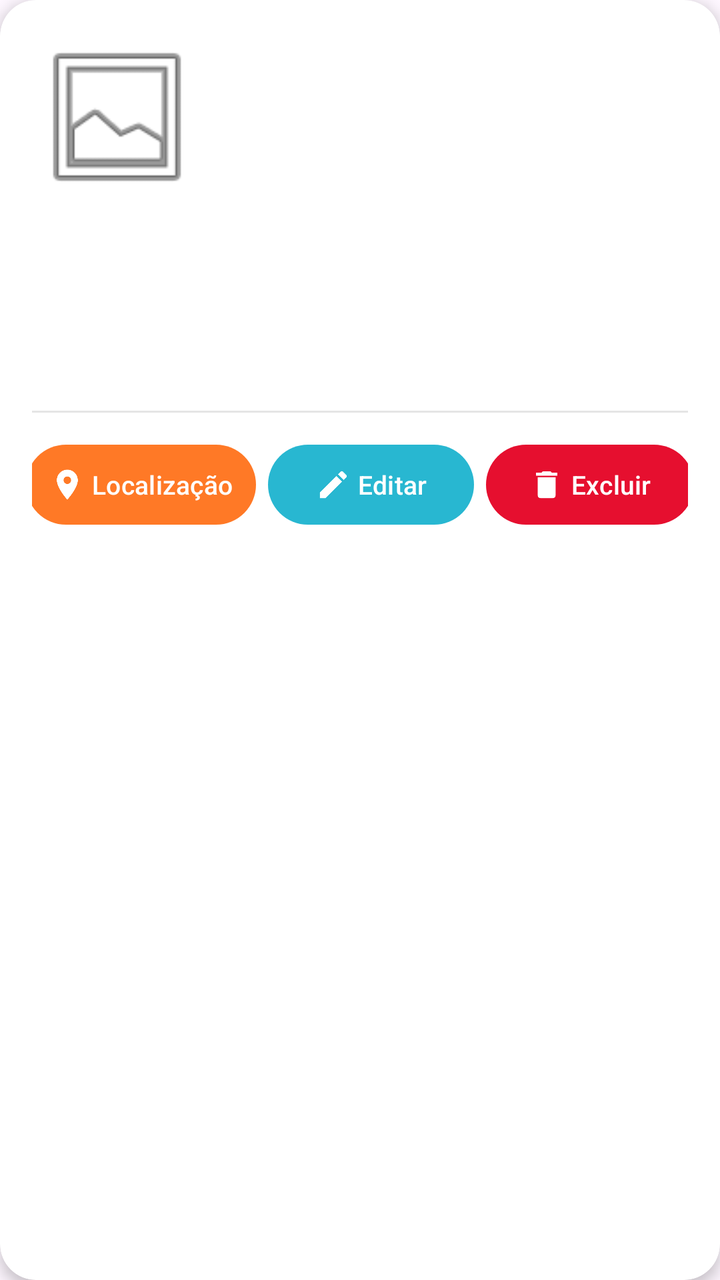
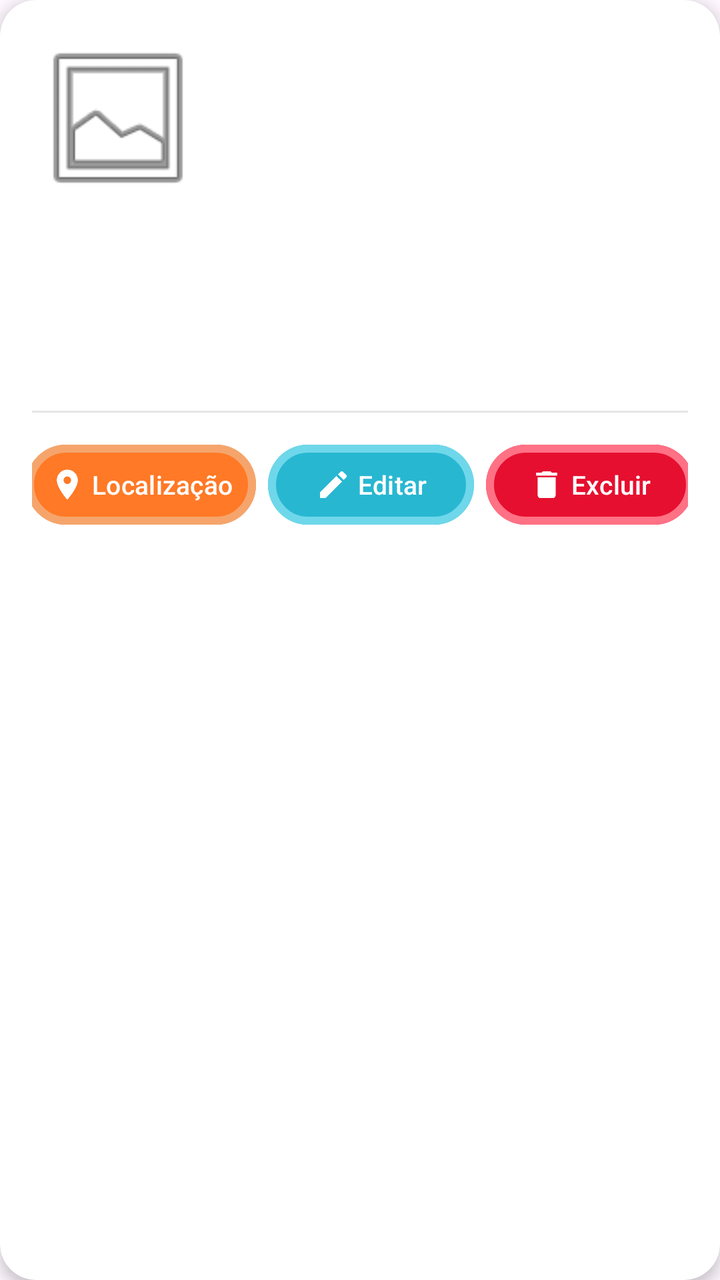

Two renders of the same Android screen: before a commit and after it. Below are the layout's source before the change and the commit's diff.
<!-- AndroidManifest.xml: application theme Theme.CaesPerdidos -->
<!-- res/layout/item_cachorro.xml -->
<?xml version="1.0" encoding="utf-8"?>
<androidx.cardview.widget.CardView
    xmlns:android="http://schemas.android.com/apk/res/android"
    xmlns:app="http://schemas.android.com/apk/res-auto"
    android:layout_width="match_parent"
    android:layout_height="wrap_content"
    android:layout_marginHorizontal="16dp"
    android:layout_marginVertical="8dp"
    app:cardCornerRadius="18dp"
    app:cardBackgroundColor="#FFFFFF"
    app:cardElevation="4dp">

    <LinearLayout
        android:layout_width="match_parent"
        android:layout_height="wrap_content"
        android:orientation="vertical"
        android:padding="16dp">


        <LinearLayout
            android:layout_width="match_parent"
            android:layout_height="wrap_content"
            android:orientation="horizontal"
            android:gravity="top">

            <ImageView
                android:id="@+id/imgDog"
                android:layout_width="85dp"
                android:layout_height="85dp"
                android:layout_marginEnd="16dp"
                android:scaleType="centerCrop"
                android:src="@android:drawable/ic_menu_gallery"
                android:contentDescription="Foto do cachorro" />

            <LinearLayout
                android:layout_width="0dp"
                android:layout_height="wrap_content"
                android:layout_weight="1"
                android:orientation="vertical">

                <TextView
                    android:id="@+id/txtNome"
                    android:layout_width="match_parent"
                    android:layout_height="wrap_content"
                    android:textSize="21sp"
                    android:textStyle="bold"
                    android:textColor="#333333"
                    android:maxLines="1"
                    android:ellipsize="end" />

                <TextView
                    android:id="@+id/txtRaca"
                    android:layout_width="match_parent"
                    android:layout_height="wrap_content"
                    android:layout_marginTop="5dp"
                    android:textSize="14sp"
                    android:textColor="#666666" />

                <TextView
                    android:id="@+id/txtCor"
                    android:layout_width="match_parent"
                    android:layout_height="wrap_content"
                    android:layout_marginTop="3dp"
                    android:textSize="14sp"
                    android:textColor="#666666" />

                <TextView
                    android:id="@+id/txtDescricao"
                    android:layout_width="match_parent"
                    android:layout_height="wrap_content"
                    android:layout_marginTop="3dp"
                    android:textSize="14sp"
                    android:textColor="#666666"
                    android:maxLines="2"
                    android:ellipsize="end" />

            </LinearLayout>

        </LinearLayout>


        <TextView
            android:id="@+id/txtLocalizacao"
            android:layout_width="match_parent"
            android:layout_height="wrap_content"
            android:layout_marginTop="12dp"
            android:textSize="14sp"
            android:textColor="#555555"
            android:maxLines="2"
            android:ellipsize="end" />


        <TextView
            android:id="@+id/txtTelefone"
            android:layout_width="match_parent"
            android:layout_height="wrap_content"
            android:layout_marginTop="5dp"
            android:textSize="14sp"
            android:textColor="#555555" />


        <TextView
            android:id="@+id/txtTutor"
            android:layout_width="match_parent"
            android:layout_height="wrap_content"
            android:layout_marginTop="5dp"
            android:textSize="14sp"
            android:textColor="#555555" />


        <View
            android:layout_width="match_parent"
            android:layout_height="1dp"
            android:layout_marginTop="14dp"
            android:layout_marginBottom="12dp"
            android:background="#E5E5E5" />

        <LinearLayout
            android:layout_width="match_parent"
            android:layout_height="wrap_content"
            android:orientation="horizontal"
            android:gravity="center">

            <com.google.android.material.button.MaterialButton
                android:id="@+id/btnMapa"
                android:layout_width="115dp"
                android:layout_height="48dp"
                android:layout_marginEnd="4dp"
                android:layout_weight="0"
                android:paddingStart="5dp"
                android:paddingEnd="5dp"
                android:text="Localização"
                android:textAllCaps="false"
                android:textColor="#FFFFFF"
                android:textSize="13sp"
                app:backgroundTint="#FF7926"
                app:cornerRadius="20dp"
                app:icon="@drawable/location"
                app:iconGravity="textStart"
                app:iconPadding="3dp"
                app:iconTint="#FFFFFF" />

            <com.google.android.material.button.MaterialButton
                android:id="@+id/btnEditar"
                android:layout_width="103dp"
                android:layout_height="48dp"
                android:layout_marginHorizontal="2dp"
                android:paddingStart="5dp"
                android:paddingEnd="5dp"
                android:text="Editar"
                android:textAllCaps="false"
                android:textColor="#FFFFFF"
                android:textSize="13sp"
                app:backgroundTint="#28B7D1"
                app:cornerRadius="20dp"
                app:icon="@drawable/edit"
                app:iconGravity="textStart"
                app:iconPadding="3dp"
                app:iconTint="#FFFFFF" />

            <com.google.android.material.button.MaterialButton
                android:id="@+id/btnExcluir"
                android:layout_width="104dp"
                android:layout_height="48dp"
                android:layout_marginStart="4dp"
                android:paddingStart="5dp"
                android:paddingEnd="5dp"
                android:text="Excluir"
                android:textAllCaps="false"
                android:textColor="#FFFFFF"
                android:textSize="13sp"
                app:backgroundTint="#E60F2F"
                app:cornerRadius="20dp"
                app:icon="@drawable/trash"
                app:iconGravity="textStart"
                app:iconPadding="3dp"
                app:iconTint="#FFFFFF" />

        </LinearLayout>

    </LinearLayout>

</androidx.cardview.widget.CardView>
<!-- resources referenced by this layout -->
<resources>
  <!-- drawable edit (drawable) -->
  <vector xmlns:android="http://schemas.android.com/apk/res/android" android:height="24dp" android:tint="#FFFFFF" android:viewportHeight="24" android:viewportWidth="24" android:width="24dp">
        
      <path android:fillColor="@android:color/white" android:pathData="M3,17.25V21h3.75L17.81,9.94l-3.75,-3.75L3,17.25zM20.71,7.04c0.39,-0.39 0.39,-1.02 0,-1.41l-2.34,-2.34c-0.39,-0.39 -1.02,-0.39 -1.41,0l-1.83,1.83 3.75,3.75 1.83,-1.83z"/>
      
  </vector>
  <!-- drawable location (drawable) -->
  <vector xmlns:android="http://schemas.android.com/apk/res/android" android:height="24dp" android:tint="#FFFFFF" android:viewportHeight="24" android:viewportWidth="24" android:width="24dp">
        
      <path android:fillColor="@android:color/white" android:pathData="M12,2C8.13,2 5,5.13 5,9c0,5.25 7,13 7,13s7,-7.75 7,-13c0,-3.87 -3.13,-7 -7,-7zM12,11.5c-1.38,0 -2.5,-1.12 -2.5,-2.5s1.12,-2.5 2.5,-2.5 2.5,1.12 2.5,2.5 -1.12,2.5 -2.5,2.5z"/>
      
  </vector>
  <!-- drawable trash (drawable) -->
  <vector xmlns:android="http://schemas.android.com/apk/res/android" android:height="24dp" android:tint="#FFFFFF" android:viewportHeight="24" android:viewportWidth="24" android:width="24dp">
        
      <path android:fillColor="@android:color/white" android:pathData="M6,19c0,1.1 0.9,2 2,2h8c1.1,0 2,-0.9 2,-2V7H6v12zM19,4h-3.5l-1,-1h-5l-1,1H5v2h14V4z"/>
      
  </vector>
  <style name="Theme.CaesPerdidos" parent="Base.Theme.CaesPerdidos" />
  <style name="Base.Theme.CaesPerdidos" parent="Theme.Material3.DayNight.NoActionBar">
          
          
      </style>
</resources>

<!-- the commit's change to res/layout/item_cachorro.xml (unified diff, before → after) -->
@@ -25,12 +25,12 @@
 
             <ImageView
                 android:id="@+id/imgDog"
-                android:layout_width="85dp"
-                android:layout_height="85dp"
+                android:layout_width="86dp"
+                android:layout_height="86dp"
                 android:layout_marginEnd="16dp"
+                android:contentDescription="Foto do cachorro"
                 android:scaleType="centerCrop"
-                android:src="@android:drawable/ic_menu_gallery"
-                android:contentDescription="Foto do cachorro" />
+                android:src="@android:drawable/ic_menu_gallery" />
 
             <LinearLayout
                 android:layout_width="0dp"
@@ -134,6 +134,8 @@
                 android:textColor="#FFFFFF"
                 android:textSize="13sp"
                 app:backgroundTint="#FF7926"
+                app:strokeColor="#F5A56C"
+                app:strokeWidth="4dp"
                 app:cornerRadius="20dp"
                 app:icon="@drawable/location"
                 app:iconGravity="textStart"
@@ -152,6 +154,8 @@
                 android:textColor="#FFFFFF"
                 android:textSize="13sp"
                 app:backgroundTint="#28B7D1"
+                app:strokeColor="#6FD7EA"
+                app:strokeWidth="4dp"
                 app:cornerRadius="20dp"
                 app:icon="@drawable/edit"
                 app:iconGravity="textStart"
@@ -169,6 +173,8 @@
                 android:textAllCaps="false"
                 android:textColor="#FFFFFF"
                 android:textSize="13sp"
+                app:strokeColor="#FF7185"
+                app:strokeWidth="4dp"
                 app:backgroundTint="#E60F2F"
                 app:cornerRadius="20dp"
                 app:icon="@drawable/trash"
